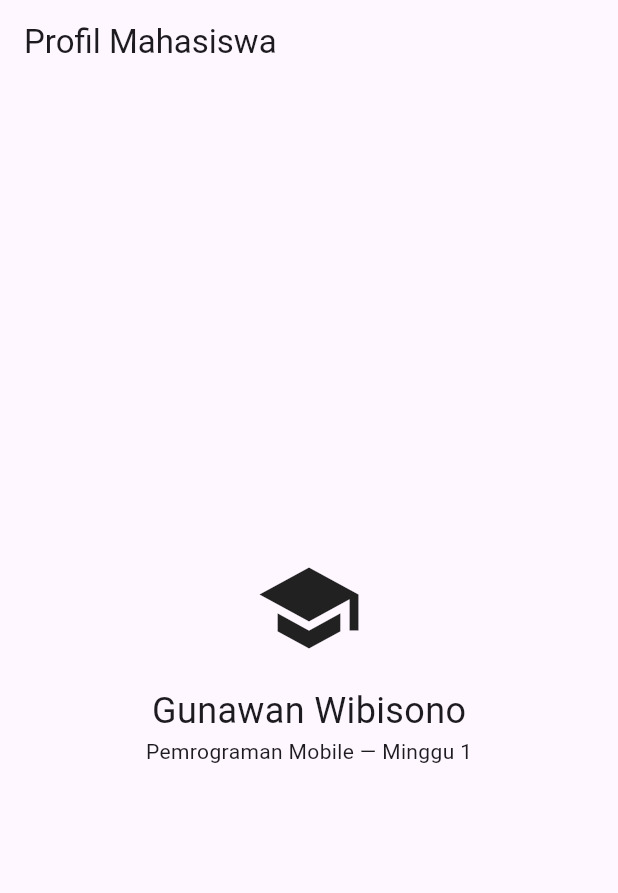
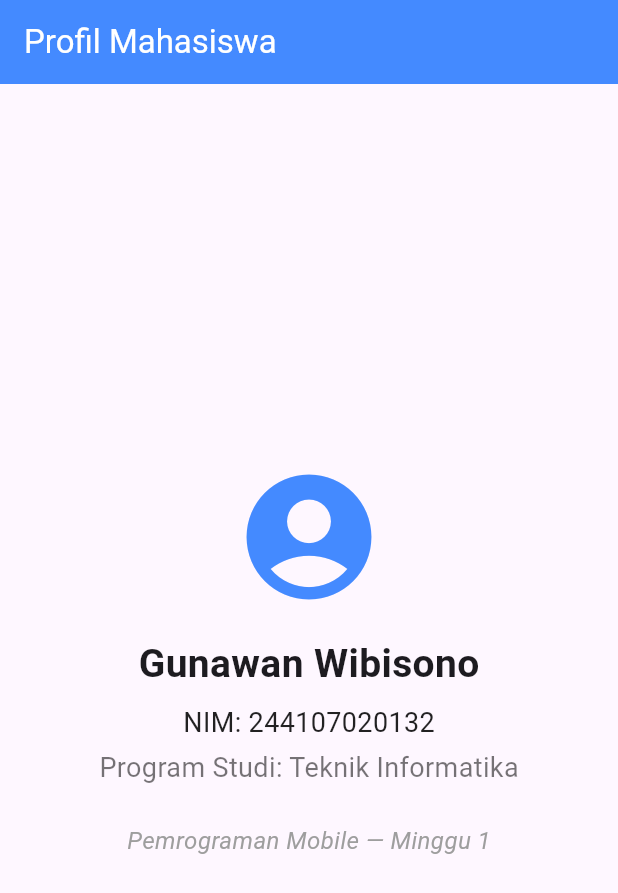
Before and after one commit to HooroBoy/244107020132-mobile-course, a Flutter app: the screen it shows after launch, on a phone screen of 412 x 824 dp. Shown: the top 893 px of the screen. Run offline on Flutter 3.47's test engine with Material 3 defaults, Android fonts, the phone set to English and light mode, and no system bars.

Commit message:
week 1: mini assignment

```diff
--- a/01-week-1-mobile-development-ecosystem-flutter-refresh/my_first_app/lib/main.dart
+++ b/01-week-1-mobile-development-ecosystem-flutter-refresh/my_first_app/lib/main.dart
@@ -4,19 +4,57 @@ void main() => runApp(const MyApp());
 
 class MyApp extends StatelessWidget {
   const MyApp({super.key});
+
   @override
   Widget build(BuildContext context) {
     return MaterialApp(
       debugShowCheckedModeBanner: false,
       home: Scaffold(
-        appBar: AppBar(title: const Text('Profil Mahasiswa')),
+        appBar: AppBar(
+          title: const Text('Profil Mahasiswa'),
+          backgroundColor: Colors.blueAccent,
+          foregroundColor: Colors.white,
+        ),
         body: const Center(
-          child: Column(mainAxisSize: MainAxisSize.min, children: [
-            Icon(Icons.school, size: 72),
-            SizedBox(height: 16),
-            Text('Gunawan Wibisono', style: TextStyle(fontSize: 24)),
-            Text('Pemrograman Mobile — Minggu 1'),
-          ]),
+          child: Column(
+            mainAxisSize: MainAxisSize.min,
+            children: [
+              Icon(Icons.account_circle, size: 100, color: Colors.blueAccent),
+              SizedBox(height: 16),
+              Text(
+                'Gunawan Wibisono',
+                style: TextStyle(
+                  fontSize: 26,
+                  fontWeight: FontWeight.bold
+                )
+              ),
+              SizedBox(height: 8),
+              Text(
+                'NIM: 244107020132',
+                style: TextStyle(
+                  fontSize: 18,
+                  color: Colors.black87
+                )
+              ),
+              SizedBox(height: 4),
+              Text(
+                'Program Studi: Teknik Informatika',
+                style: TextStyle(
+                  fontSize: 18,
+                  color: Colors.black54
+                )
+              ),
+              SizedBox(height: 24),
+              Text(
+                'Pemrograman Mobile — Minggu 1',
+                style: TextStyle(
+                  fontSize: 16,
+                  fontStyle: FontStyle.italic,
+                  color: Colors.grey
+                )
+              ),
+            ]
+          ),
         ),
       ),
     );
```
